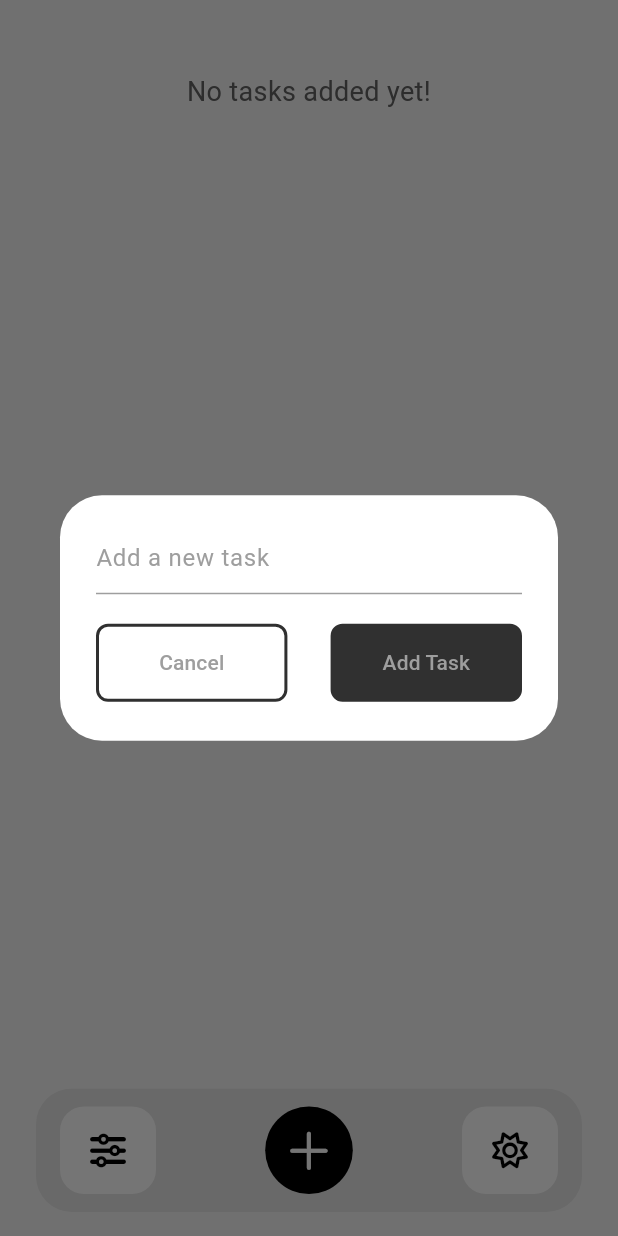
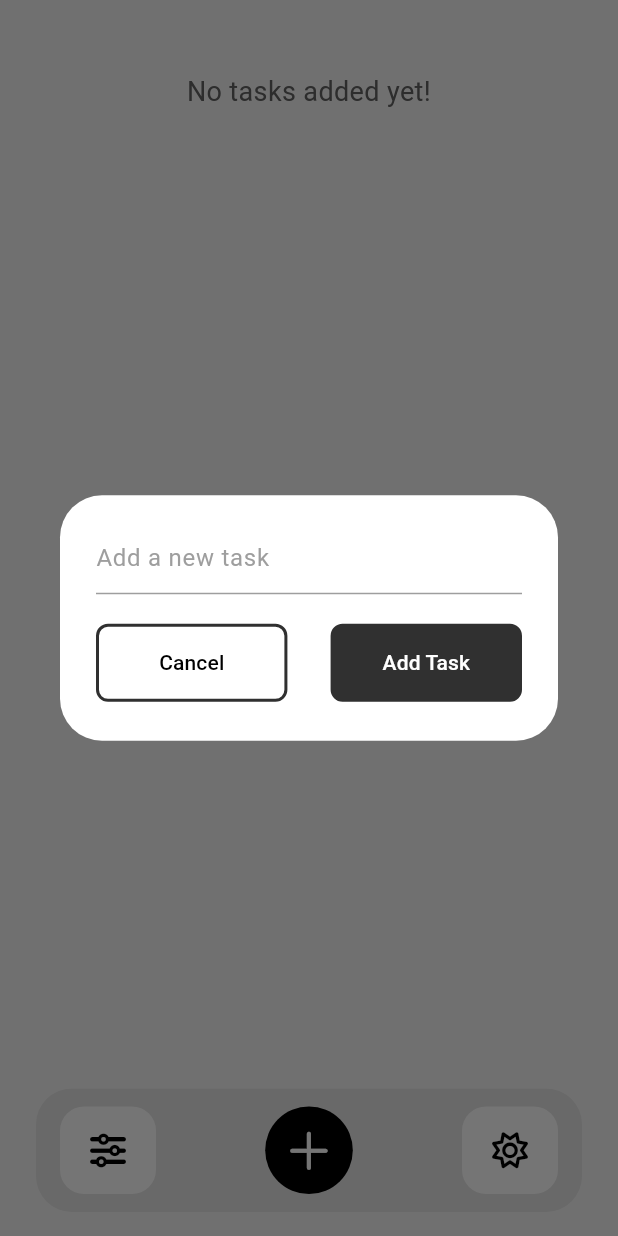
Before and after one commit to chinni-03/remynd, a Flutter app: the screen it shows after launch, item 2 of the bottom bar chosen, on a phone screen of 412 x 824 dp. Run offline on Flutter 3.47's test engine with Material 3 defaults, Android fonts, the phone set to English and light mode, and no system bars; our stand-ins replace flutter_slidable, font_awesome_flutter, google_fonts, hive_flutter; accounts and stored records are empty.

Commit message:
fix: buttons and textfield input color

```diff
--- a/lib/utils/button.dart
+++ b/lib/utils/button.dart
@@ -26,9 +26,9 @@ class Button extends StatelessWidget {
   Color getTextColor(String buttonName) {
     switch (buttonName.toLowerCase()) {
       case "add task":
-        return isDarkMode ? Colors.black : Colors.grey;
+        return isDarkMode ? Colors.black : Colors.white;
       case "cancel":
-        return isDarkMode ? Colors.white : Colors.grey;
+        return isDarkMode ? Colors.white : Colors.black;
       default:
         return isDarkMode ? Colors.white : Colors.grey;
     }
--- a/lib/utils/new_task_dialog_box.dart
+++ b/lib/utils/new_task_dialog_box.dart
@@ -29,7 +29,7 @@ class DialogBox extends StatelessWidget {
             TextField(
               controller: controller,
               cursorColor: isDarkMode ? Colors.white70 : Colors.grey,
-              style: TextStyle(color: isDarkMode ? Colors.white : Colors.grey),
+              style: TextStyle(color: isDarkMode ? Colors.white : Colors.grey[800]),
               decoration: InputDecoration(
                 border: UnderlineInputBorder(),
                 enabledBorder: UnderlineInputBorder(
```
